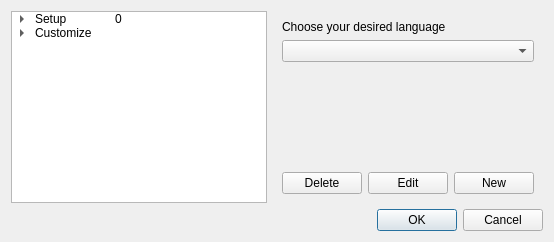
Old version of the form Source/GUI/Qt/prefs.ui in the repository MediaArea/MediaInfo.
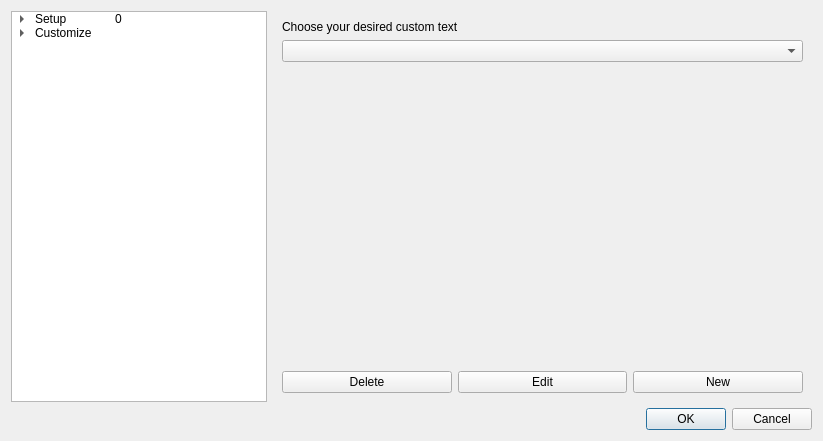
New version of the form.

The edit to the form file:
```diff
--- a/Source/GUI/Qt/prefs.ui
+++ b/Source/GUI/Qt/prefs.ui
@@ -6,21 +6,34 @@
    <rect>
     <x>0</x>
     <y>0</y>
-    <width>437</width>
-    <height>215</height>
+    <width>823</width>
+    <height>441</height>
    </rect>
   </property>
+  <property name="sizePolicy">
+   <sizepolicy hsizetype="Preferred" vsizetype="Preferred">
+    <horstretch>0</horstretch>
+    <verstretch>0</verstretch>
+   </sizepolicy>
+  </property>
   <property name="windowTitle">
    <string>Preferences</string>
   </property>
   <property name="modal">
    <bool>true</bool>
   </property>
-  <layout class="QVBoxLayout" name="verticalLayout">
-   <property name="sizeConstraint">
-    <enum>QLayout::SetFixedSize</enum>
-   </property>
-   <item>
+  <layout class="QGridLayout" name="gridLayout_3">
+   <item row="1" column="0">
+    <widget class="QDialogButtonBox" name="buttonBox">
+     <property name="orientation">
+      <enum>Qt::Horizontal</enum>
+     </property>
+     <property name="standardButtons">
+      <set>QDialogButtonBox::Cancel|QDialogButtonBox::Ok</set>
+     </property>
+    </widget>
+   </item>
+   <item row="0" column="0">
     <layout class="QHBoxLayout" name="horizontalLayout">
      <item>
       <widget class="QTreeWidget" name="treeWidget">
@@ -104,7 +117,7 @@
      <item>
       <widget class="QStackedWidget" name="stackedWidget">
        <property name="currentIndex">
-        <number>5</number>
+        <number>4</number>
        </property>
        <widget class="QWidget" name="Setup">
         <property name="sizePolicy">
@@ -425,72 +438,10 @@
          </item>
         </layout>
        </widget>
-       <widget class="QWidget" name="page">
-        <layout class="QVBoxLayout" name="verticalLayout_6">
-         <item>
-          <widget class="QLabel" name="label_6">
-           <property name="text">
-            <string>Choose your desired language</string>
-           </property>
-          </widget>
-         </item>
-         <item>
-          <widget class="QComboBox" name="comboBox_5"/>
-         </item>
-         <item>
-          <spacer name="verticalSpacer_4">
-           <property name="orientation">
-            <enum>Qt::Vertical</enum>
-           </property>
-           <property name="sizeHint" stdset="0">
-            <size>
-             <width>20</width>
-             <height>40</height>
-            </size>
-           </property>
-          </spacer>
-         </item>
-         <item>
-          <layout class="QHBoxLayout" name="horizontalLayout_4">
-           <item>
-            <widget class="QPushButton" name="pushButton_9">
-             <property name="text">
-              <string>Delete</string>
-             </property>
-            </widget>
-           </item>
-           <item>
-            <widget class="QPushButton" name="pushButton_8">
-             <property name="text">
-              <string>Edit</string>
-             </property>
-            </widget>
-           </item>
-           <item>
-            <widget class="QPushButton" name="pushButton_7">
-             <property name="text">
-              <string>New</string>
-             </property>
-            </widget>
-           </item>
-          </layout>
-         </item>
-        </layout>
-       </widget>
       </widget>
      </item>
     </layout>
    </item>
-   <item>
-    <widget class="QDialogButtonBox" name="buttonBox">
-     <property name="orientation">
-      <enum>Qt::Horizontal</enum>
-     </property>
-     <property name="standardButtons">
-      <set>QDialogButtonBox::Cancel|QDialogButtonBox::Ok</set>
-     </property>
-    </widget>
-   </item>
   </layout>
  </widget>
  <resources/>
```
Left out of the diff: 96 changed lines with no effect on the pictures.
